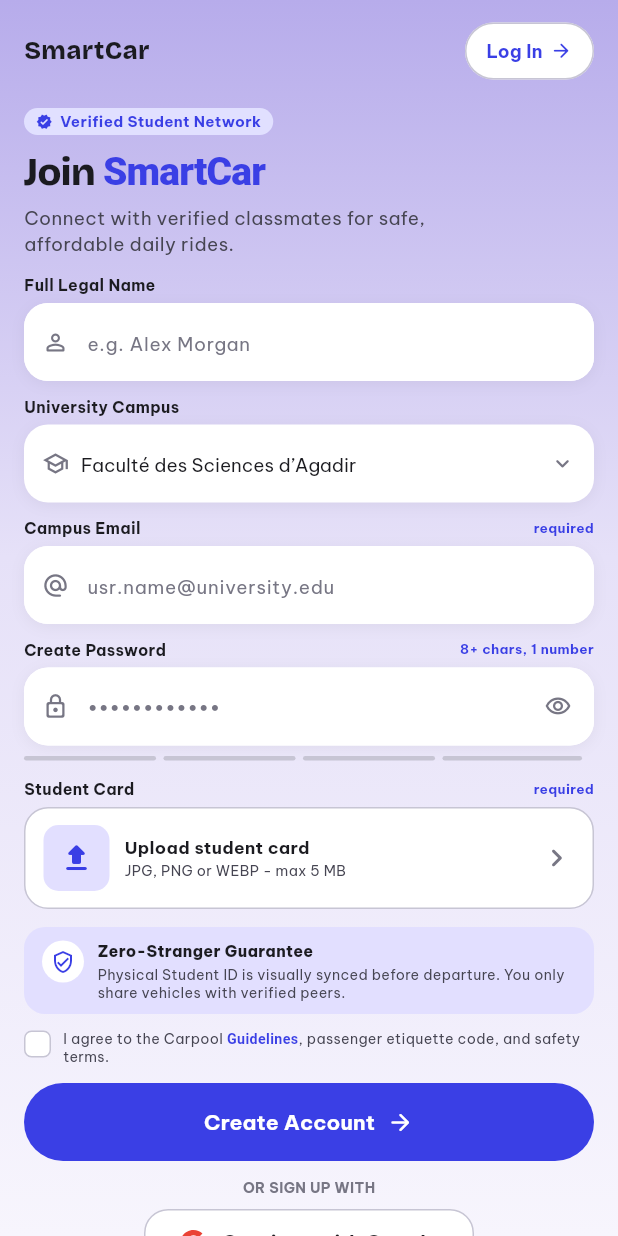
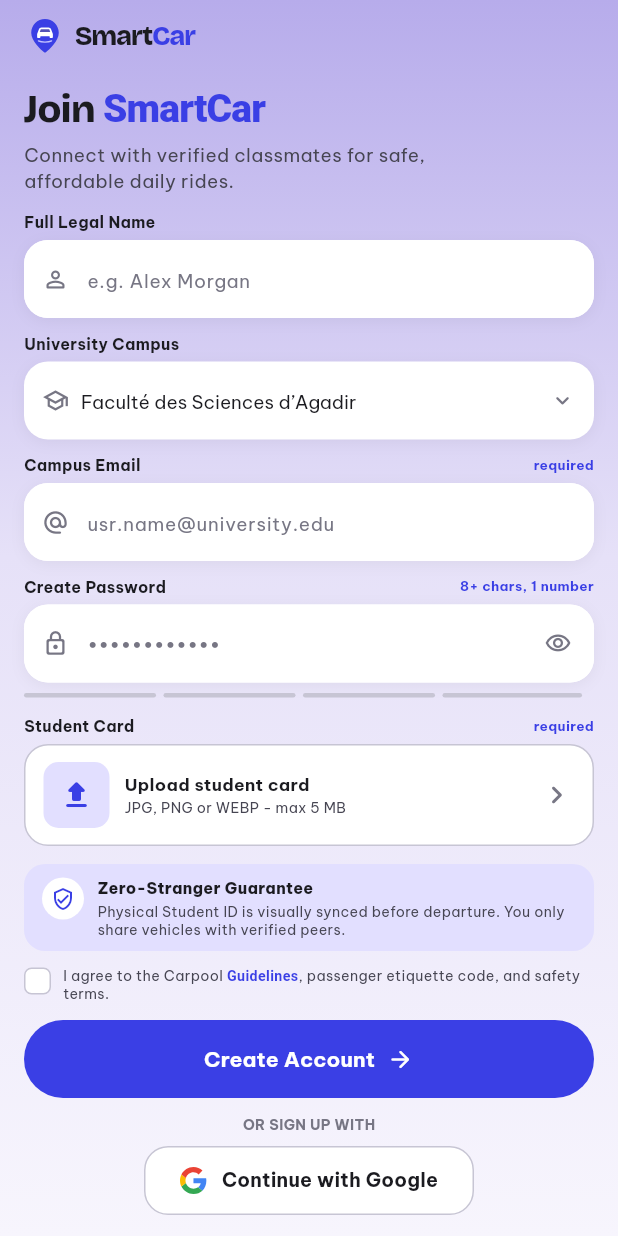
Before and after one commit to BigStaaaan/smartCar, a Flutter app: the RegisterPage screen opened directly, on a phone screen of 412 x 824 dp. Run offline on Flutter 3.47's test engine with Material 3 defaults, Android fonts, the phone set to English and light mode, and no system bars; our stand-ins replace dio, firebase_auth, firebase_core, flutter_riverpod, google_fonts, google_sign_in and 2 more; accounts and stored records are empty.

Commit message:
style(auth): use SmartCarLogo in signup header and remove top Log In & badge

```diff
--- a/frontend/lib/features/authentication/presentation/pages/register_page.dart
+++ b/frontend/lib/features/authentication/presentation/pages/register_page.dart
@@ -6,6 +6,7 @@ import 'package:image_picker/image_picker.dart';
 
 import '../../../../app/theme/app_colors.dart';
 import '../../../../app/theme/app_typography.dart';
+import '../../../../shared/widgets/smartcar_logo.dart';
 import '../../../../core/validators/email_validator.dart';
 import '../../../../core/validators/required_validator.dart';
 import '../../../../core/widgets/auth_error_dialog.dart';
@@ -276,67 +277,12 @@ class _RegisterPageState extends ConsumerState<RegisterPage> {
                         child: Column(
                           crossAxisAlignment: CrossAxisAlignment.start,
                           children: [
-                            Row(
-                              mainAxisAlignment: MainAxisAlignment.spaceBetween,
-                              children: [
-                                Text(
-                                  'SmartCar',
-                                  style: AppTypography.headlineSm.copyWith(
-                                    fontSize: 17,
-                                    fontWeight: FontWeight.w800,
-                                  ),
-                                ),
-                                TextButton(
-                                  onPressed: () => Navigator.of(context).pop(),
-                                  style: TextButton.styleFrom(
-                                    foregroundColor: AppColors.brandIndigo,
-                                    backgroundColor: Colors.white,
-                                    minimumSize: const Size(86, 38),
-                                    shape: const StadiumBorder(
-                                      side: BorderSide(
-                                        color: AppColors.outlineVariant,
-                                      ),
-                                    ),
-                                  ),
-                                  child: const Row(
-                                    mainAxisSize: MainAxisSize.min,
-                                    children: [
-                                      Text('Log In',
-                                          style: TextStyle(
-                                              fontSize: 12,
-                                              fontWeight: FontWeight.w700)),
-                                      SizedBox(width: 5),
-                                      Icon(Icons.arrow_forward_rounded,
-                                          size: 15),
-                                    ],
-                                  ),
-                                ),
-                              ],
+                            const SmartCarLogo(
+                              variant: SmartCarLogoVariant.horizontal,
+                              symbolSize: 28,
+                              wordmarkFontSize: 18,
                             ),
-                            const SizedBox(height: 14),
-                            Container(
-                              height: 18,
-                              padding:
-                                  const EdgeInsets.symmetric(horizontal: 8),
-                              decoration: BoxDecoration(
-                                color: AppColors.secondaryFixed,
-                                borderRadius: BorderRadius.circular(999),
-                              ),
-                              child: const Row(
-                                mainAxisSize: MainAxisSize.min,
-                                children: [
-                                  Icon(Icons.verified_rounded,
-                                      size: 11, color: AppColors.brandIndigo),
-                                  SizedBox(width: 5),
-                                  Text('Verified Student Network',
-                                      style: TextStyle(
-                                          color: AppColors.brandIndigo,
-                                          fontSize: 10,
-                                          fontWeight: FontWeight.w700)),
-                                ],
-                              ),
-                            ),
-                            const SizedBox(height: 8),
+                            const SizedBox(height: 18),
                             Text.rich(
                               const TextSpan(
                                 children: [
```
